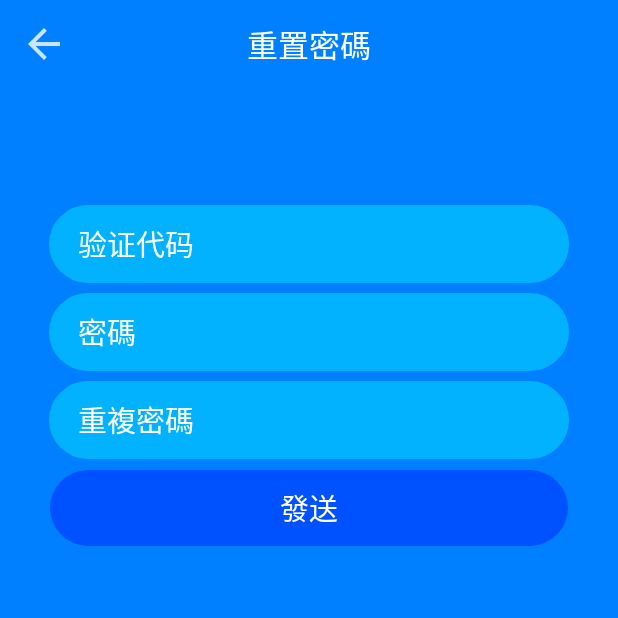
After one commit to Prakkie91/old-tracker, an Android app: the ResetPasswordActivity screen opened directly, with no data from a screen before it, on a phone screen of 412 x 824 dp, the top half of it. The commit adds this screen. Run offline under Robolectric (Android 15) with nearby library versions, the phone set to English and light mode, and no system bars; our stand-ins replace ButterKnife, sdp/ssp sizes; libraries missing offline, so code that uses them is left out: com.androidnetworking, com.androidnetworking.common, com.androidnetworking.error, com.androidnetworking.interfaces, com.bluelinelabs.logansquare and 1 more.

Commit message:
fix speed issue added reset_password

```diff
--- a/app/build.gradle
+++ b/app/build.gradle
@@ -9,7 +9,7 @@ android {
         versionCode 1
         versionName "1.0"
         testInstrumentationRunner "android.support.test.runner.AndroidJUnitRunner"
-        manifestPlaceholders = [onesignal_app_id: "7d0aced1-a5a8-4096-8cf6-86656b706c0a",
+        manifestPlaceholders = [onesignal_app_id               : "7d0aced1-a5a8-4096-8cf6-86656b706c0a",
                                 // Project number pulled from dashboard, local value is ignored.
                                 onesignal_google_project_number: "REMOTE"]
     }
--- a/app/src/main/java/com/odelan/track/ui/activity/intro/LoginActivity.java
+++ b/app/src/main/java/com/odelan/track/ui/activity/intro/LoginActivity.java
@@ -68,6 +68,10 @@ public class LoginActivity extends BaseActivity {
             passworkET.setText(getValueFromKey("password"));
         }
 
+    }
+
+    @OnClick(R.id.forgotPasswordTV) public void onForgotPassword() {
+        startActivity(new Intent(mContext, ForgotPasswordActivity.class));
     }
 
     @OnClick(R.id.signupTV)
--- /dev/null
+++ b/app/src/main/java/com/odelan/track/ui/activity/intro/ResetPasswordActivity.java
@@ -0,0 +1,101 @@
+package com.odelan.track.ui.activity.intro;
+
+import android.os.Bundle;
+import android.widget.EditText;
+
+import com.androidnetworking.AndroidNetworking;
+import com.androidnetworking.common.Priority;
+import com.androidnetworking.error.ANError;
+import com.androidnetworking.interfaces.JSONObjectRequestListener;
+import com.odelan.track.R;
+import com.odelan.track.ui.base.BaseActivity;
+
+import org.json.JSONObject;
+
+import butterknife.BindView;
+import butterknife.OnClick;
+
+import static com.odelan.track.MyApplication.SERVER_URL;
+import static com.odelan.track.MyApplication.X_API_KEY;
+
+public class ResetPasswordActivity extends BaseActivity {
+
+    @BindView(R.id.codeET)
+    EditText codeET;
+
+    @BindView(R.id.passwordET)
+    EditText passwordET;
+
+    @BindView(R.id.repeatPasswordET)
+    EditText repeatPasswordET;
+
+    @Override
+    protected int getLayoutResID() {
+        return R.layout.activity_reset_password;
+    }
+
+    @Override
+    public void onCreate(Bundle savedInstanceState) {
+        super.onCreate(savedInstanceState);
+    }
+
+    @OnClick(R.id.sendBtn) public void onSend() {
+        if (codeET.getText().toString().isEmpty()) {
+            showToast(getString(R.string.warning_code));
+            return;
+        }
+
+        if (passwordET.getText().toString().isEmpty()) {
+            showToast(getString(R.string.warning_input_password));
+            return;
+        }
+
+        if (repeatPasswordET.getText().toString().isEmpty()) {
+            showToast(getString(R.string.warning_repeat_password));
+            return;
+        }
+
+        if (!passwordET.getText().toString().equals(repeatPasswordET.getText().toString())) {
+            showToast(getString(R.string.not_match_password));
+            return;
+        }
+
+        showLoading();
+        AndroidNetworking.post(SERVER_URL + "user/reset_password")
+                .addHeaders("X-API-KEY", X_API_KEY)
+                .addBodyParameter("code", codeET.getText().toString())
+                .addBodyParameter("password", passwordET.getText().toString())
+                .setTag("reset_password")
+                .setPriority(Priority.MEDIUM)
+                .build()
+                .getAsJSONObject(new JSONObjectRequestListener() {
+                    @Override
+                    public void onResponse(JSONObject response) {
+                        // do anything with response
+                        dismissLoading();
+                        try {
+                            int status = response.getInt("status");
+                            if (status == 1) {
+                                showToast(getString(R.string.success));
+                                finish();
+                            } else {
+                                showToast(getString(R.string.failed));
+                            }
+                        } catch (Exception e) {
+                            e.printStackTrace();
+                            showToast(getString(R.string.failed));
+                        }
+                    }
+                    @Override
+                    public void onError(ANError error) {
+                        // handle error
+                        dismissLoading();
+                        showToast(getString(R.string.network_error));
+                    }
+                });
+    }
+
+    @OnClick(R.id.backIV) public void onBack() {
+        finish();
+    }
+}
--- /dev/null
+++ b/app/src/main/res/layout/activity_reset_password.xml
@@ -0,0 +1,97 @@
+<?xml version="1.0" encoding="utf-8"?>
+<android.support.constraint.ConstraintLayout xmlns:android="http://schemas.android.com/apk/res/android"
+    xmlns:app="http://schemas.android.com/apk/res-auto"
+    xmlns:tools="http://schemas.android.com/tools"
+    android:layout_width="match_parent"
+    android:layout_height="match_parent"
+    tools:context=".ui.activity.intro.ResetPasswordActivity">
+
+    <LinearLayout
+        android:layout_width="match_parent"
+        android:layout_height="match_parent"
+        android:background="@color/background_color"
+        android:orientation="vertical">
+
+        <RelativeLayout
+            android:layout_width="match_parent"
+            android:layout_height="@dimen/_45sdp">
+
+            <ImageView
+                android:id="@+id/backIV"
+                android:layout_width="@dimen/_45sdp"
+                android:layout_height="match_parent"
+                android:clickable="true"
+                android:paddingRight="@dimen/_10sdp"
+                android:paddingLeft="@dimen/_10sdp"
+                android:src="@drawable/ic_back_white" />
+
+            <TextView
+                android:layout_width="wrap_content"
+                android:layout_height="wrap_content"
+                android:text="@string/reset_password"
+                android:textColor="@color/white"
+                android:textSize="@dimen/_16sdp"
+                android:layout_centerInParent="true"/>
+        </RelativeLayout>
+
+        <EditText
+            android:id="@+id/codeET"
+            android:layout_width="match_parent"
+            android:layout_height="@dimen/_40sdp"
+            android:layout_marginLeft="@dimen/_25sdp"
+            android:layout_marginRight="@dimen/_25sdp"
+            android:layout_marginTop="@dimen/_60sdp"
+            android:background="@drawable/input_background"
+            android:paddingLeft="@dimen/_15sdp"
+            android:paddingRight="@dimen/_15sdp"
+            android:textColor="#fff"
+            android:textColorHint="#fff"
+            android:textSize="@dimen/_15sdp"
+            android:hint="@string/verify_code"
+            android:inputType="textEmailAddress"/>
+
+        <EditText
+            android:id="@+id/passwordET"
+            android:layout_width="match_parent"
+            android:layout_height="@dimen/_40sdp"
+            android:layout_marginLeft="@dimen/_25sdp"
+            android:layout_marginRight="@dimen/_25sdp"
+            android:layout_marginTop="@dimen/_5sdp"
+            android:background="@drawable/input_background"
+            android:paddingLeft="@dimen/_15sdp"
+            android:paddingRight="@dimen/_15sdp"
+            android:textColor="#fff"
+            android:textColorHint="#fff"
+            android:textSize="@dimen/_15sdp"
+            android:hint="@string/password"
+            android:inputType="textEmailAddress"/>
+
+        <EditText
+            android:id="@+id/repeatPasswordET"
+            android:layout_width="match_parent"
+            android:layout_height="@dimen/_40sdp"
+            android:layout_marginLeft="@dimen/_25sdp"
+            android:layout_marginRight="@dimen/_25sdp"
+            android:layout_marginTop="@dimen/_5sdp"
+            android:background="@drawable/input_background"
+            android:paddingLeft="@dimen/_15sdp"
+            android:paddingRight="@dimen/_15sdp"
+            android:textColor="#fff"
+            android:textColorHint="#fff"
+            android:textSize="@dimen/_15sdp"
+            android:hint="@string/repreat_password"
+            android:inputType="textEmailAddress"/>
+
+        <Button
+            android:id="@+id/sendBtn"
+            android:layout_width="match_parent"
+            android:layout_height="@dimen/_40sdp"
+            android:background="@drawable/blue_btn_background"
+            android:layout_marginLeft="@dimen/_25sdp"
+            android:layout_marginRight="@dimen/_25sdp"
+            android:layout_marginTop="@dimen/_5sdp"
+            android:text="@string/send"
+            android:textColor="#fff"
+            android:textSize="@dimen/_15sdp" />
+    </LinearLayout>
+</android.support.constraint.ConstraintLayout>
--- a/app/src/main/res/values/strings.xml
+++ b/app/src/main/res/values/strings.xml
@@ -18,6 +18,20 @@
     <string name="warning_date_of_birth">請輸入出生日期</string>
     <string name="warning_phone">請輸入電話號碼</string>
     <string name="network_error">網路錯誤</string>
+    <string name="forgot_password">忘記密碼?</string>
+
+    <!-- ForgotPasswordActivity -->
+    <string name="send">發送</string>
+    <string name="sent_email">Sent email</string>
+    <string name="forgot_password_title">忘記密碼</string>
+
+    <!-- ResetPasswordActivity -->
+    <string name="reset_password">重置密碼</string>
+    <string name="verify_code">验证代码</string>
+    <string name="repreat_password">重複密碼</string>
+    <string name="warning_code">請輸入驗證碼</string>
+    <string name="warning_repeat_password">請輸入重複密碼</string>
+    <string name="not_match_password">密碼不匹配</string>
 
     <!-- SignupActivity -->
     <string name="full_name">名字</string>
--- a/build.gradle
+++ b/build.gradle
@@ -8,7 +8,7 @@ buildscript {
     }
 
     dependencies {
-        classpath 'com.android.tools.build:gradle:3.1.2'
+        classpath 'com.android.tools.build:gradle:3.1.3'
         classpath 'com.neenbedankt.gradle.plugins:android-apt:1.8'
         classpath 'com.github.dcendents:android-maven-gradle-plugin:2.1'
 
```
Also changed, not shown: app/src/main/AndroidManifest.xml (+9 -4 lines), app/src/main/java/com/odelan/track/ui/activity/Main/HomeActivity.java (+37 -6 lines), app/src/main/java/com/odelan/track/ui/activity/intro/ForgotPasswordActivity.java (added, +85 -0 lines), app/src/main/java/com/odelan/track/utils/Common.java (+12 -0 lines), app/src/main/res/layout/activity_forgot_password.xml (added, +65 -0 lines), app/src/main/res/layout/activity_login.xml (+11 -0 lines), app/src/main/res/drawable-hdpi/ic_back_white.png (added), app/src/main/res/drawable-mdpi/ic_back_white.png (added), app/src/main/res/drawable-xhdpi/ic_back_white.png (added), app/src/main/res/drawable-xxhdpi/ic_back_white.png (added), 1 other file.
